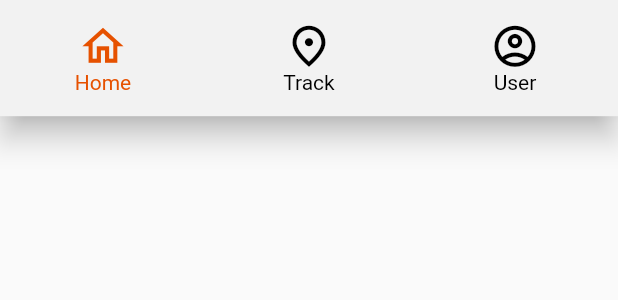
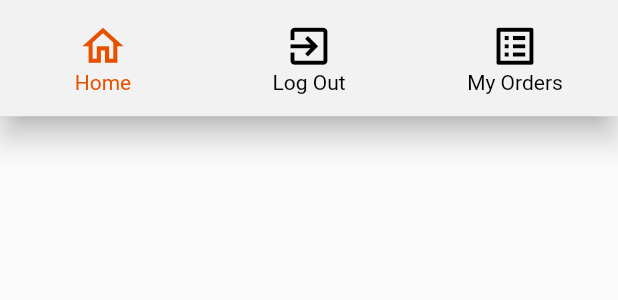
Before and after one commit to Data-Friendly/booksella, a Flutter app: the BottomBar widget shown alone on an empty page, opened directly, on a phone screen of 412 x 824 dp. Shown: the top 300 px of the screen. Run offline on Flutter 3.47's test engine with Material 2 defaults, Android fonts, the light colour scheme and no system bars; our stand-ins replace cloud_firestore, firebase_auth, firebase_core, google_fonts; missing offline and left inert: razorpay_flutter; accounts and stored records are empty.

Commit message:
some last moment changes

```diff
--- a/lib/main.dart
+++ b/lib/main.dart
@@ -6,6 +6,7 @@
 import 'package:booksella/screens/home_screen.dart';
 import 'package:booksella/screens/order_screen.dart';
 import 'package:booksella/screens/sign_in_screen.dart';
+// import 'package:booksella/screens/user_profile_screen.dart';
 import 'package:flutter/material.dart';
 import 'package:provider/provider.dart';
 import 'package:firebase_auth/firebase_auth.dart';
@@ -60,7 +61,8 @@
         ),
         routes: {
           CartScreen.routeName: (ctx) => const CartScreen(),
-          OrderScreen.routeName: (ctx) => const OrderScreen()
+          OrderScreen.routeName: (ctx) => const OrderScreen(),
+          // UserProfile.routeName: (ctx) => const UserProfile(),
         },
       ),
     );
--- a/lib/providers/cart_provider.dart
+++ b/lib/providers/cart_provider.dart
@@ -151,7 +151,7 @@ class Cart with ChangeNotifier {
   }
 
   // get the details for the user
-  Future<dynamic> phoneNumber(String get) async {
+  Future<dynamic> userInfo(String get) async {
     var userData = await FirebaseFirestore.instance
         .collection("users")
         .doc(FirebaseAuth.instance.currentUser!.uid)
@@ -159,11 +159,14 @@ class Cart with ChangeNotifier {
 
     var phone = userData.data()!["phone-no."];
     var email = userData.data()!["email"];
+    var fullName = userData.data()!["fullname"];
 
     if (get == "phone") {
       return phone;
     } else if (get == "email") {
       return email;
+    } else if (get == "fullname") {
+      return fullName;
     }
     return 0;
   }
--- a/lib/widgets/bottom_navigation_bar.dart
+++ b/lib/widgets/bottom_navigation_bar.dart
@@ -1,6 +1,6 @@
 import 'package:booksella/screens/order_screen.dart';
+// import 'package:booksella/screens/user_profile_screen.dart';
 import 'package:firebase_auth/firebase_auth.dart';
-import 'package:firebase_core/firebase_core.dart';
 import 'package:flutter/material.dart';
 
 class BottomBar extends StatefulWidget {
@@ -49,14 +49,14 @@ class _BottomBarState extends State<BottomBar> {
                 size: width * 0.08,
               )),
           BottomNavigationBarItem(
-              label: 'Track',
+              label: 'Log Out',
               icon: Icon(
-                Icons.fmd_good_outlined,
+                Icons.exit_to_app,
                 size: width * 0.08,
               )),
           BottomNavigationBarItem(
-              label: 'User',
-              icon: Icon(Icons.account_circle_outlined, size: width * 0.08)),
+              label: 'My Orders',
+              icon: Icon(Icons.list_alt, size: width * 0.08)),
         ],
       ),
     );
--- a/pubspec.yaml
+++ b/pubspec.yaml
@@ -56,6 +56,7 @@ flutter:
   # To add assets to your application, add an assets section, like this:
   assets:
     - assets/images/download.png
+    - assets/images/download_ran2.jpg
   # - images/a_dot_ham.jpeg
   # An image asset can refer to one or more resolution-specific "variants", see
   # https://flutter.dev/assets-and-images/#resolution-aware.
```
Also changed, not shown: lib/screens/cart_screen.dart (+47 -33 lines), lib/screens/sign_up_screen.dart (+8 -8 lines), lib/widgets/cart_display.dart (+1 -8 lines), assets/images/download_r.jpg (added), assets/images/download_ran2.jpg (added), assets/images/myprofileimage.jpg (added).
